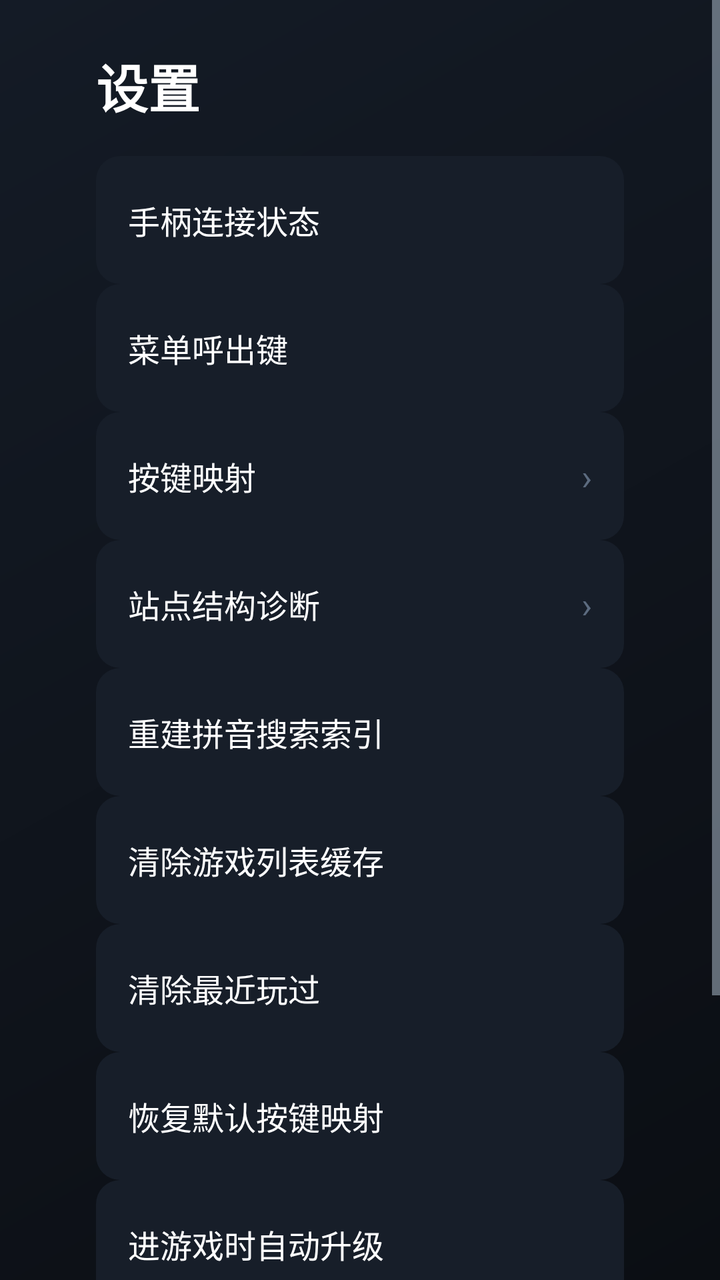
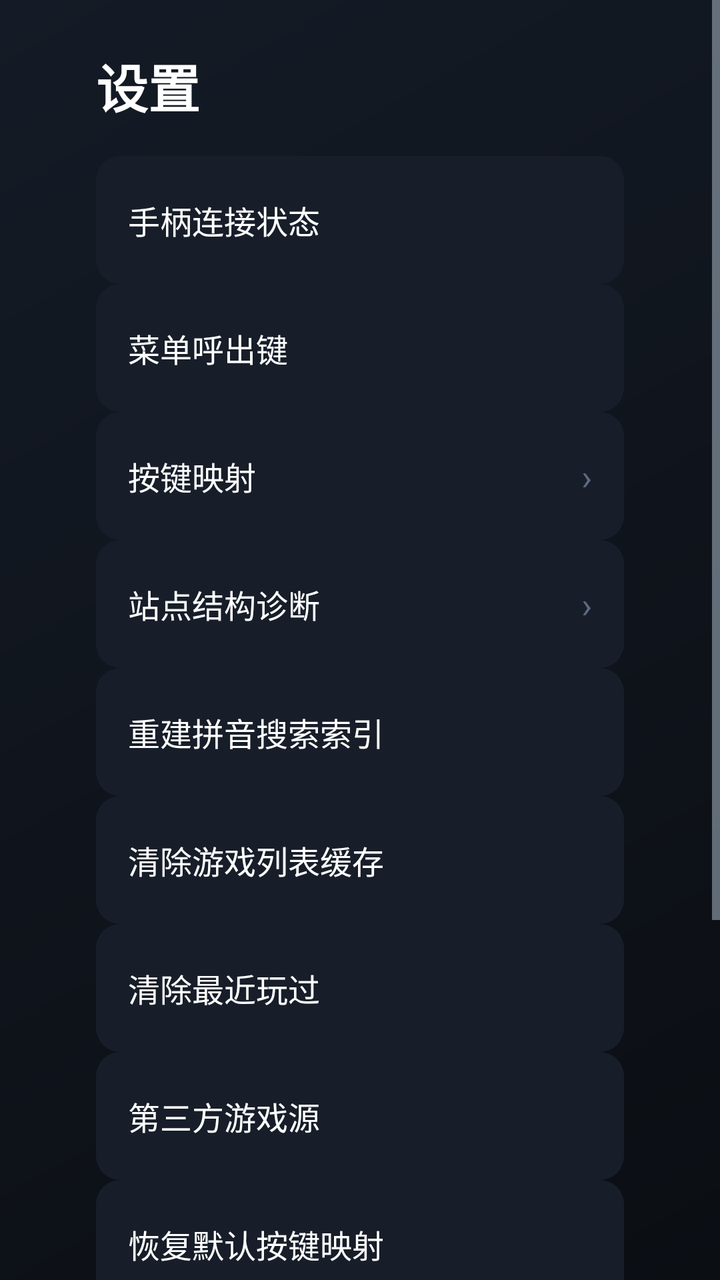

Compare the two renders of this Android layout. The source of the first and the diff that turns it into the second are given below.
<!-- AndroidManifest.xml: activity theme Theme.XbwTv.Lobby -->
<!-- res/layout/activity_settings.xml -->
<?xml version="1.0" encoding="utf-8"?>
<ScrollView xmlns:android="http://schemas.android.com/apk/res/android"
    android:id="@+id/settings_scroll"
    android:layout_width="match_parent"
    android:layout_height="match_parent"
    android:background="@drawable/bg_lobby"
    android:clipToPadding="false"
    android:paddingBottom="32dp">

    <LinearLayout
        android:layout_width="match_parent"
        android:layout_height="wrap_content"
        android:orientation="vertical"
        android:paddingLeft="48dp"
        android:paddingTop="24dp"
        android:paddingRight="48dp">

        <TextView
            android:layout_width="wrap_content"
            android:layout_height="wrap_content"
            android:layout_marginBottom="16dp"
            android:text="@string/settings_title"
            android:textColor="@color/xbw_text_primary"
            android:textSize="26sp"
            android:textStyle="bold" />

        
        <LinearLayout
            android:id="@+id/row_gamepad"
            style="@style/SettingItem">

            <TextView
                android:layout_width="0dp"
                android:layout_height="wrap_content"
                android:layout_weight="1"
                android:text="@string/settings_gamepad"
                android:textColor="@color/xbw_text_primary"
                android:textSize="16sp" />

            <TextView
                android:id="@+id/val_gamepad"
                android:layout_width="wrap_content"
                android:layout_height="wrap_content"
                android:textColor="@color/xbw_text_secondary"
                android:textSize="14sp" />
        </LinearLayout>

        
        <LinearLayout
            android:id="@+id/row_hotkey"
            style="@style/SettingItem">

            <TextView
                android:layout_width="0dp"
                android:layout_height="wrap_content"
                android:layout_weight="1"
                android:text="@string/settings_menu_key"
                android:textColor="@color/xbw_text_primary"
                android:textSize="16sp" />

            <TextView
                android:id="@+id/val_hotkey"
                android:layout_width="wrap_content"
                android:layout_height="wrap_content"
                android:textColor="@color/xbw_success"
                android:textSize="14sp" />
        </LinearLayout>

        
        <LinearLayout
            android:id="@+id/row_mapping"
            style="@style/SettingItem">

            <TextView
                android:layout_width="0dp"
                android:layout_height="wrap_content"
                android:layout_weight="1"
                android:text="@string/settings_mapping"
                android:textColor="@color/xbw_text_primary"
                android:textSize="16sp" />

            <TextView
                android:layout_width="wrap_content"
                android:layout_height="wrap_content"
                android:text="›"
                android:textColor="@color/xbw_text_disabled"
                android:textSize="18sp" />
        </LinearLayout>

        
        <LinearLayout
            android:id="@+id/row_diagnose"
            style="@style/SettingItem">

            <TextView
                android:layout_width="0dp"
                android:layout_height="wrap_content"
                android:layout_weight="1"
                android:text="@string/settings_diagnose"
                android:textColor="@color/xbw_text_primary"
                android:textSize="16sp" />

            <TextView
                android:layout_width="wrap_content"
                android:layout_height="wrap_content"
                android:text="›"
                android:textColor="@color/xbw_text_disabled"
                android:textSize="18sp" />
        </LinearLayout>

        
        <LinearLayout
            android:id="@+id/row_pinyin"
            style="@style/SettingItem">

            <TextView
                android:layout_width="0dp"
                android:layout_height="wrap_content"
                android:layout_weight="1"
                android:text="@string/settings_pinyin_index"
                android:textColor="@color/xbw_text_primary"
                android:textSize="16sp" />

            <TextView
                android:id="@+id/val_pinyin_count"
                android:layout_width="wrap_content"
                android:layout_height="wrap_content"
                android:textColor="@color/xbw_text_secondary"
                android:textSize="14sp" />
        </LinearLayout>

        
        <LinearLayout
            android:id="@+id/row_clear_cache"
            style="@style/SettingItem">

            <TextView
                android:layout_width="0dp"
                android:layout_height="wrap_content"
                android:layout_weight="1"
                android:text="@string/settings_clear_cache"
                android:textColor="@color/xbw_text_primary"
                android:textSize="16sp" />

            <TextView
                android:id="@+id/val_cache_count"
                android:layout_width="wrap_content"
                android:layout_height="wrap_content"
                android:textColor="@color/xbw_text_secondary"
                android:textSize="14sp" />
        </LinearLayout>

        
        <LinearLayout
            android:id="@+id/row_clear_recent"
            style="@style/SettingItem">

            <TextView
                android:layout_width="0dp"
                android:layout_height="wrap_content"
                android:layout_weight="1"
                android:text="@string/settings_clear_recent"
                android:textColor="@color/xbw_text_primary"
                android:textSize="16sp" />

            <TextView
                android:id="@+id/val_recent_count"
                android:layout_width="wrap_content"
                android:layout_height="wrap_content"
                android:textColor="@color/xbw_text_secondary"
                android:textSize="14sp" />
        </LinearLayout>

        
        <LinearLayout
            android:id="@+id/row_reset_map"
            style="@style/SettingItem">

            <TextView
                android:layout_width="0dp"
                android:layout_height="wrap_content"
                android:layout_weight="1"
                android:text="@string/settings_reset_map"
                android:textColor="@color/xbw_text_primary"
                android:textSize="16sp" />
        </LinearLayout>

        
        <LinearLayout
            android:id="@+id/row_auto_update"
            style="@style/SettingItem">

            <TextView
                android:layout_width="0dp"
                android:layout_height="wrap_content"
                android:layout_weight="1"
                android:text="@string/settings_auto_update"
                android:textColor="@color/xbw_text_primary"
                android:textSize="16sp" />

            <TextView
                android:id="@+id/val_auto_update"
                android:layout_width="wrap_content"
                android:layout_height="wrap_content"
                android:textColor="@color/xbw_text_disabled"
                android:textSize="14sp" />
        </LinearLayout>

        
        <LinearLayout
            android:id="@+id/row_check_update"
            style="@style/SettingItem">

            <TextView
                android:layout_width="0dp"
                android:layout_height="wrap_content"
                android:layout_weight="1"
                android:text="@string/settings_check_update"
                android:textColor="@color/xbw_text_primary"
                android:textSize="16sp" />

            <TextView
                android:id="@+id/val_current_version"
                android:layout_width="wrap_content"
                android:layout_height="wrap_content"
                android:textColor="@color/xbw_text_secondary"
                android:textSize="14sp" />
        </LinearLayout>

        
        <LinearLayout
            android:id="@+id/row_about"
            style="@style/SettingItem">

            <TextView
                android:layout_width="0dp"
                android:layout_height="wrap_content"
                android:layout_weight="1"
                android:text="@string/settings_about"
                android:textColor="@color/xbw_text_primary"
                android:textSize="16sp" />

            <TextView
                android:layout_width="wrap_content"
                android:layout_height="wrap_content"
                android:text="›"
                android:textColor="@color/xbw_text_disabled"
                android:textSize="18sp" />
        </LinearLayout>

        <TextView
            android:id="@+id/hotkey_capture_hint"
            android:layout_width="match_parent"
            android:layout_height="wrap_content"
            android:layout_marginTop="18dp"
            android:background="@drawable/bg_hint_bar"
            android:padding="12dp"
            android:textColor="@color/xbw_warning"
            android:textSize="14sp"
            android:visibility="gone" />
    </LinearLayout>
</ScrollView>
<!-- resources referenced by this layout -->
<resources>
  <color name="xbw_success">#3DDC97</color>
  <color name="xbw_text_disabled">#5C6B7F</color>
  <color name="xbw_text_primary">#FFFFFFFF</color>
  <color name="xbw_text_secondary">#B3C2D1</color>
  <color name="xbw_warning">#FFC94D</color>
  <!-- drawable bg_hint_bar (drawable) -->
  <?xml version="1.0" encoding="utf-8"?>
  <shape xmlns:android="http://schemas.android.com/apk/res/android" android:shape="rectangle">
      <solid android:color="@color/xbw_hint_bg" />
      <corners android:radius="12dp" />
  </shape>
  <!-- drawable bg_lobby (drawable) -->
  <?xml version="1.0" encoding="utf-8"?>
  <shape xmlns:android="http://schemas.android.com/apk/res/android" android:shape="rectangle">
      <gradient
          android:angle="315"
          android:startColor="@color/xbw_bg_gradient_top"
          android:endColor="@color/xbw_bg" />
  </shape>
  <string name="settings_about">关于</string>
  <string name="settings_auto_update">进游戏时自动升级</string>
  <string name="settings_check_update">立即检查更新</string>
  <string name="settings_clear_cache">清除游戏列表缓存</string>
  <string name="settings_clear_recent">清除最近玩过</string>
  <string name="settings_diagnose">站点结构诊断</string>
  <string name="settings_gamepad">手柄连接状态</string>
  <string name="settings_mapping">按键映射</string>
  <string name="settings_menu_key">菜单呼出键</string>
  <string name="settings_pinyin_index">重建拼音搜索索引</string>
  <string name="settings_reset_map">恢复默认按键映射</string>
  <string name="settings_title">设置</string>
  <style name="SettingItem">
          <item name="android:layout_width">match_parent</item>
          <item name="android:layout_height">wrap_content</item>
          <item name="android:minHeight">64dp</item>
          <item name="android:focusable">true</item>
          <item name="android:focusableInTouchMode">false</item>
          <item name="android:background">@drawable/bg_setting_item</item>
          <item name="android:padding">16dp</item>
          <item name="android:orientation">horizontal</item>
          <item name="android:gravity">center_vertical</item>
      </style>
  <style name="Theme.XbwTv.Lobby">
          <item name="android:windowBackground">@drawable/bg_lobby</item>
      </style>
  <color name="xbw_hint_bg">#990B0E13</color>
  <color name="xbw_bg_gradient_top">#141B26</color>
  <color name="xbw_bg">#0B0E13</color>
  <!-- drawable bg_setting_item (drawable) -->
  <?xml version="1.0" encoding="utf-8"?>
  <selector xmlns:android="http://schemas.android.com/apk/res/android">
      <item android:state_focused="true">
          <shape android:shape="rectangle">
              <solid android:color="@color/xbw_surface_high" />
              <corners android:radius="12dp" />
              <stroke android:width="2dp" android:color="@color/xbw_accent" />
          </shape>
      </item>
      <item android:state_pressed="true">
          <shape android:shape="rectangle">
              <solid android:color="@color/xbw_surface_high" />
              <corners android:radius="12dp" />
          </shape>
      </item>
      <item>
          <shape android:shape="rectangle">
              <solid android:color="@color/xbw_surface" />
              <corners android:radius="12dp" />
          </shape>
      </item>
  </selector>
  <color name="xbw_surface_high">#222B39</color>
  <color name="xbw_accent">#FF5A5F</color>
  <color name="xbw_surface">#171E29</color>
</resources>

<!-- the commit's change to res/layout/activity_settings.xml (unified diff, before → after) -->
@@ -172,6 +172,27 @@
         </LinearLayout>
 
         
+        
+        <LinearLayout
+            android:id="@+id/row_plugins"
+            style="@style/SettingItem">
+
+            <TextView
+                android:layout_width="0dp"
+                android:layout_height="wrap_content"
+                android:layout_weight="1"
+                android:text="@string/settings_plugins"
+                android:textColor="@color/xbw_text_primary"
+                android:textSize="16sp" />
+
+            <TextView
+                android:id="@+id/val_plugins"
+                android:layout_width="wrap_content"
+                android:layout_height="wrap_content"
+                android:textColor="@color/xbw_text_secondary"
+                android:textSize="14sp" />
+        </LinearLayout>
+
         <LinearLayout
             android:id="@+id/row_reset_map"
             style="@style/SettingItem">
<!-- resource entries referenced after the edit -->
@@ -29,6 +29,7 @@
   <string name="settings_mapping">按键映射</string>
   <string name="settings_menu_key">菜单呼出键</string>
   <string name="settings_pinyin_index">重建拼音搜索索引</string>
+  <string name="settings_plugins">第三方游戏源</string>
   <string name="settings_reset_map">恢复默认按键映射</string>
   <string name="settings_title">设置</string>
   <style name="SettingItem">
